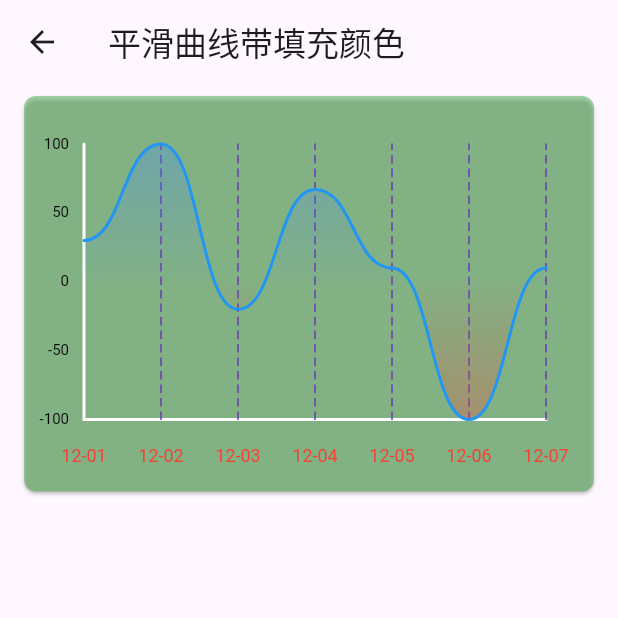
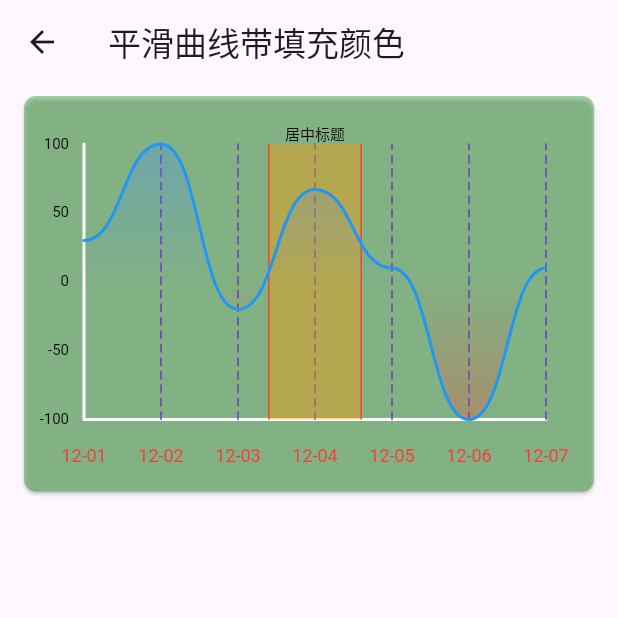
Before and after one commit to KirstenDunst/FlutterChart, a Flutter app: the ChartCurvePage screen opened by its route, on a phone screen of 412 x 824 dp, the top half of it. Run offline on Flutter 3.47's test engine with Material 3 defaults, Android fonts, the phone set to English and light mode, and no system bars; our stand-ins replace path_drawing.

Commit message:
feature：常规折现图扩展xy轴区间带功能

```diff
--- a/example/lib/chart_curve.dart
+++ b/example/lib/chart_curve.dart
@@ -46,8 +46,7 @@ class _ChartCurveState extends State<ChartCurvePage> {
             Colors.blueAccent.withOpacity(0.01)
           ]),
           baseLineY: 0,
-        shaderIsContentFill: false
-      ),
+          shaderIsContentFill: false),
       lineColor: Colors.blue,
     );
     super.initState();
@@ -80,6 +79,16 @@ class _ChartCurveState extends State<ChartCurvePage> {
       chartBeanSystems: [_chartLineBeanSystem],
       size: Size(MediaQuery.of(context).size.width,
           MediaQuery.of(context).size.height / 5 * 1.6),
+      xSectionBeans: [
+        SectionBean(
+            startRatio: 0.4,
+            widthRatio: 0.2,
+            fillColor: Colors.orange.withOpacity(0.4),
+            textTitle: TextSetModel(
+                title: '居中标题',
+                titleStyle: const TextStyle(color: Colors.black, fontSize: 10)),
+            borderColor: Colors.red)
+      ],
       baseBean: BaseBean(
         xColor: Colors.white,
         yColor: Colors.white,
--- a/lib/chart/painter/chart_line_painter.dart
+++ b/lib/chart/painter/chart_line_painter.dart
@@ -14,6 +14,10 @@ class ChartLinePainter extends BasePainter {
   List<ChartBeanSystem> chartBeanSystems;
   //x轴刻度显示，不传则没有
   List<DialStyleX>? xDialValues;
+  //x轴的区间带（不用的话不用设置）
+  List<SectionBean>? xSectionBeans;
+  //y轴区间带（不用的话不用设置）
+  List<SectionBeanY>? ySectionBeans;
   //触摸选中点
   Offset? touchLocalPosition;
   //触摸点设置
@@ -29,6 +33,8 @@ class ChartLinePainter extends BasePainter {
       {this.bothEndPitchX = 0,
       this.touchLocalPosition,
       this.xDialValues,
+      this.xSectionBeans,
+      this.ySectionBeans,
       this.pointSet = CellPointSet.normal,
       this.paintEnd});
 
@@ -36,6 +42,16 @@ class ChartLinePainter extends BasePainter {
   void paint(Canvas canvas, Size size) {
     super.paint(canvas, size);
     _init(canvas, size);
+    //绘制x轴区间带
+    if (xSectionBeans != null && xSectionBeans!.isNotEmpty) {
+      PainterTool.drawXIntervalSegmentation(
+          canvas, xSectionBeans!, _startX, _endX, _startY, _endY);
+    }
+    //绘制y轴区间带
+    if (ySectionBeans != null && ySectionBeans!.isNotEmpty) {
+      PainterTool.drawYIntervalSegmentation(
+          canvas, ySectionBeans!, _startX, _endX, _startY, _endY);
+    }
     var models = _initPath();
     _drawLine(canvas, models, size); //曲线或折线
     _drawTouchSpecialPointAndHitLine(canvas); //拖拽+点击的特殊点显示
--- a/lib/chart/view/chart_line.dart
+++ b/lib/chart/view/chart_line.dart
@@ -25,6 +25,10 @@ class ChartLine extends StatefulWidget {
   final List<ChartBeanSystem> chartBeanSystems;
   //x轴刻度显示，不传则没有
   final List<DialStyleX>? xDialValues;
+  //x轴的区间带（不用的话不用设置）
+  final List<SectionBean>? xSectionBeans;
+  //y轴区间带（不用的话不用设置）
+  final List<SectionBeanY>? ySectionBeans;
   //可点击参数设置，不设置表示不支持点击选中最近点功能
   final LineTouchSet? touchSet;
   //内容绘制结束
@@ -44,6 +48,8 @@ class ChartLine extends StatefulWidget {
     this.baseBean,
     this.bothEndPitchX = 0,
     this.xDialValues,
+    this.xSectionBeans,
+    this.ySectionBeans,
     this.touchSet,
     this.paintEnd,
     this.touchEnableNormalselect = true,
@@ -96,6 +102,8 @@ class ChartLineState extends State<ChartLine>
                 ? _lastTouchModel!.startOffset
                 : null,
         xDialValues: widget.xDialValues,
+        xSectionBeans: widget.xSectionBeans,
+        ySectionBeans: widget.ySectionBeans,
         pointSet: widget.touchSet?.pointSet ?? CellPointSet.normal,
         paintEnd: widget.paintEnd)
       ..baseBean = widget.baseBean ?? BaseBean(yDialValues: []);
--- a/pubspec.yaml
+++ b/pubspec.yaml
@@ -1,6 +1,6 @@
 name: flutter_chart_csx
 description: Chart library(bar chart,line chart,pie chart,multi-dimensional chart,drag and drop line,custom cylindrical radius,support multi-curve drawing).
-version: 1.4.1+1
+version: 1.5.0
 homepage: https://github.com/KirstenDunst/FlutterChart
 
 environment:
```
Also changed, not shown: 2 other files. Lines whose indentation alone changed are shown as unchanged.
